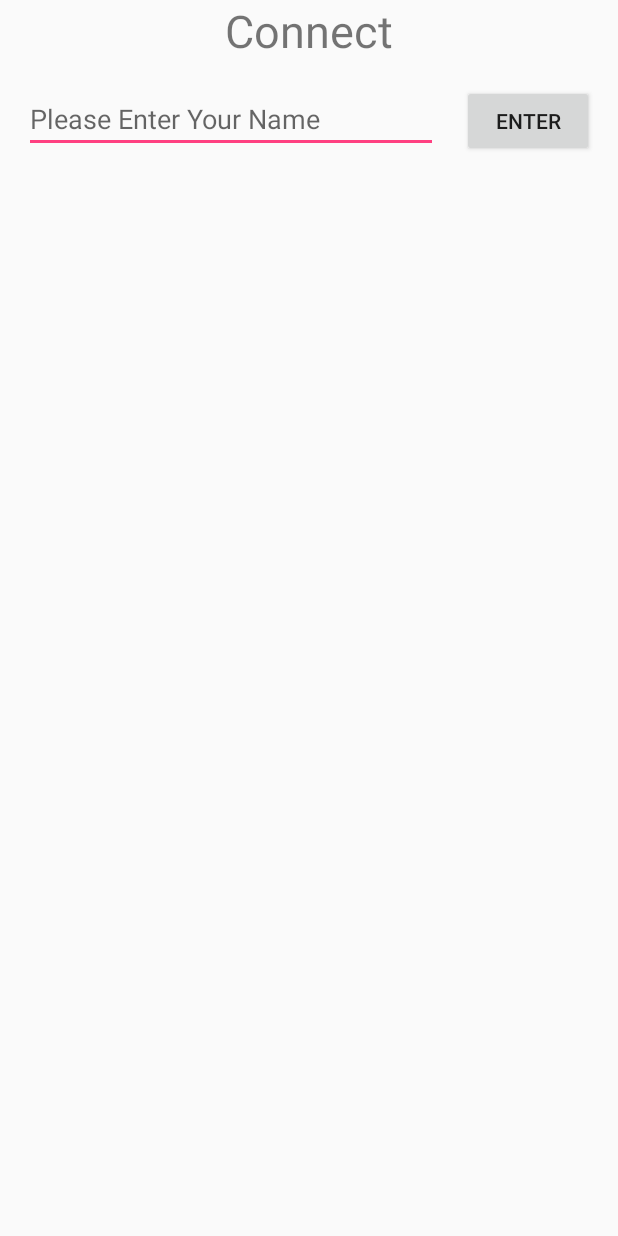
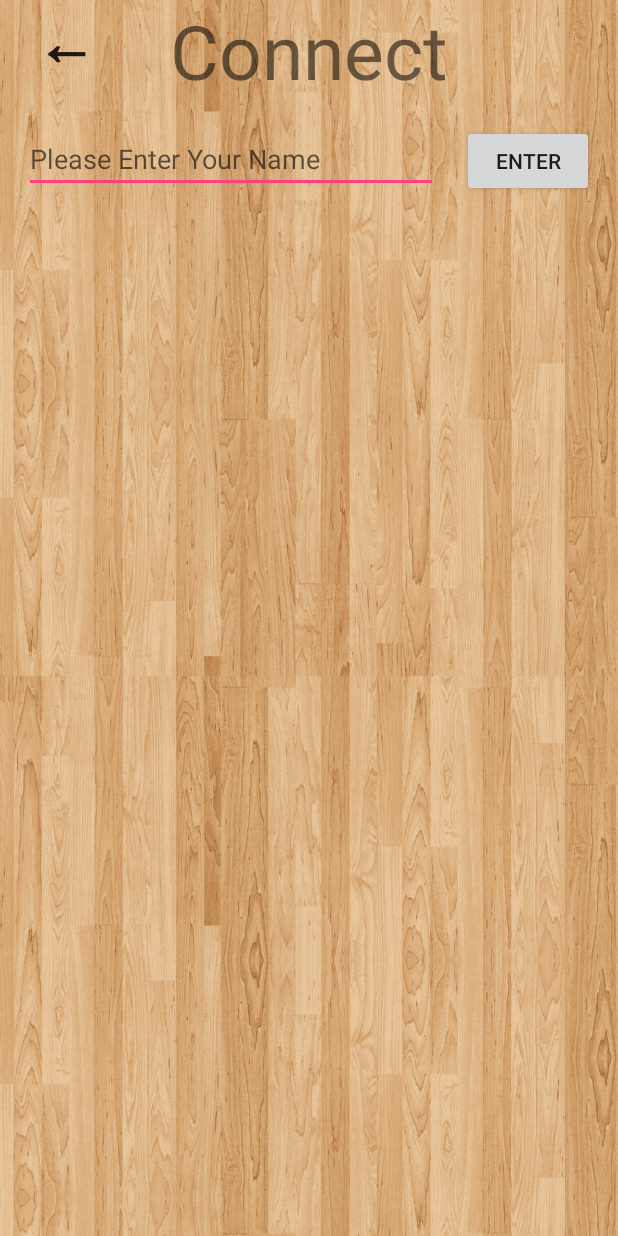
Before and after one commit to slickvic323/Chess, an Android app: the ConnectActivity screen opened directly, with no data from a screen before it, on a phone screen of 412 x 824 dp. Run offline under Robolectric (Android 15) with nearby library versions, the phone set to English and light mode, and no system bars.

Commit message:
Added background to the Connect Activity. Changed X pictures to Question mark Pictures. Added back button with no functionality to Connect Activity.

```diff
--- a/app/src/main/res/layout/activity_connect.xml
+++ b/app/src/main/res/layout/activity_connect.xml
@@ -4,17 +4,34 @@
     xmlns:tools="http://schemas.android.com/tools"
     android:layout_width="match_parent"
     android:layout_height="match_parent"
-    android:orientation="vertical">
+    android:orientation="vertical"
+    android:background="@drawable/wooden_background">
 
+    <RelativeLayout
+        android:layout_width="match_parent"
+        android:layout_height="wrap_content">
+
+        <Button
+            android:id="@+id/back_button"
+            android:layout_width="wrap_content"
+            android:layout_height="wrap_content"
+            android:layout_alignParentLeft="true"
+            android:text="←"
+            android:textStyle="bold"
+            android:textSize="40sp"
+            android:background="@android:color/transparent"/>
 
         <TextView
             android:id="@+id/connect_title"
             android:layout_width="match_parent"
             android:layout_height="wrap_content"
+            android:layout_centerHorizontal="true"
             android:fontFamily="sans-serif"
             android:text="Connect"
             android:textAlignment="center"
-        android:textSize="30sp" />
+            android:textSize="50sp" />
+
+    </RelativeLayout>
 
     <android.support.constraint.ConstraintLayout
         android:layout_width="match_parent"
@@ -83,14 +100,14 @@
                 android:layout_height="60dp"
                 android:layout_weight="1"
                 android:layout_column="1"
-                app:srcCompat="@drawable/red_x" />
+                app:srcCompat="@drawable/question_mark" />
             <ImageView
                 android:id="@+id/opponent_image"
                 android:layout_width="0dp"
                 android:layout_height="60dp"
                 android:layout_weight="1"
                 android:layout_column="2"
-                app:srcCompat="@drawable/red_x" />
+                app:srcCompat="@drawable/question_mark" />
         </TableRow>
 
         <TableRow>
```
Also changed, not shown: app/src/main/AndroidManifest.xml (+9 -3 lines), app/src/main/res/drawable/question_mark.jpg (added). Lines whose indentation alone changed are shown as unchanged.
